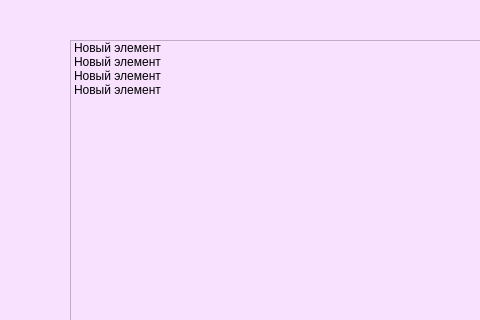
This is UI/w_decklist/decklist.ui in Saigz/task_tracker_qt as Qt 5 draws it before an edit; both pictures show x 0 to 480 and y 0 to 320 of the 800 by 600 pixel window. The edited form follows.
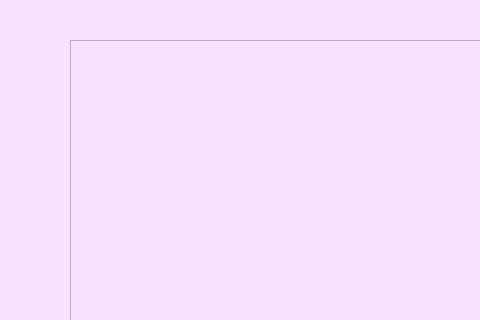
This is the edited form.

Diff of the .ui file:
```diff
--- a/UI/w_decklist/decklist.ui
+++ b/UI/w_decklist/decklist.ui
@@ -32,26 +32,6 @@
        <property name="autoFillBackground">
         <bool>false</bool>
        </property>
-       <item>
-        <property name="text">
-         <string>Новый элемент</string>
-        </property>
-       </item>
-       <item>
-        <property name="text">
-         <string>Новый элемент</string>
-        </property>
-       </item>
-       <item>
-        <property name="text">
-         <string>Новый элемент</string>
-        </property>
-       </item>
-       <item>
-        <property name="text">
-         <string>Новый элемент</string>
-        </property>
-       </item>
       </widget>
      </item>
      <item>
```
